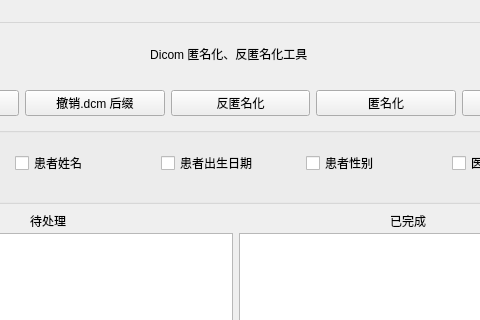
Qt form DicomHelper.ui (guoruibiao/dicomhelper) before a commit; both pictures show x 160 to 640 and y 0 to 320 of the 800 by 654 pixel window.
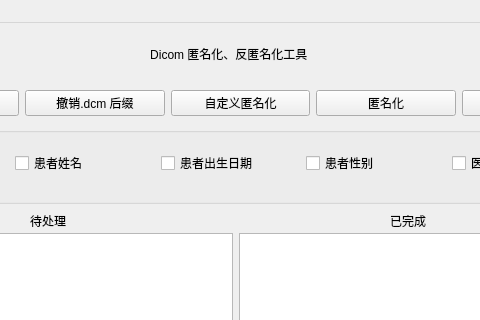
The same form after that commit.

Commit message: 增加自定义匿名化处理

Patch:
```diff
--- a/DicomHelper.ui
+++ b/DicomHelper.ui
@@ -118,7 +118,7 @@
      <item>
       <widget class="QPushButton" name="fanniming">
        <property name="text">
-        <string>反匿名化</string>
+        <string>自定义匿名化</string>
        </property>
       </widget>
      </item>
```
Left out of the diff: 2 changed lines with no effect on the pictures. The commit also changes 4 other files.
